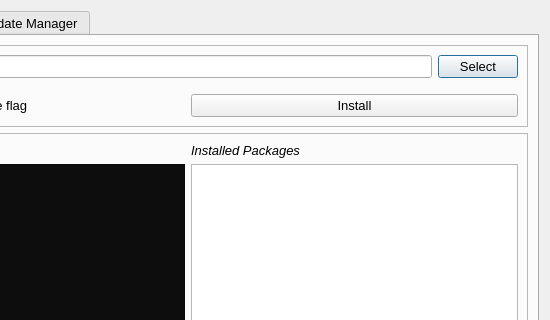
Qt form snapcraft-qt/install_local_snap_dialog.ui (snapcraft-gui/snapcraft-gui) before a commit; both pictures show x 174 to 724 and y 0 to 320 of the 724 by 498 pixel window.
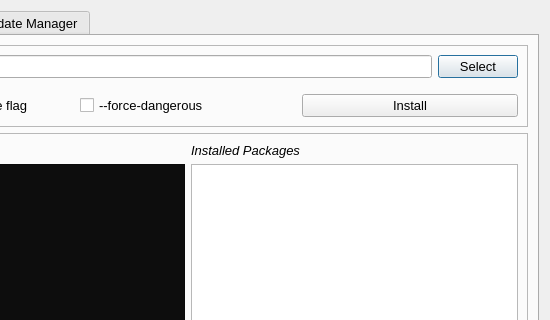
The same form after that commit. Icons and pictures are not drawn.

Commit message: --force-dangerous , an option of install command implimented to allow install local unsigned snaps

```diff
--- a/snapcraft-qt/install_local_snap_dialog.ui
+++ b/snapcraft-qt/install_local_snap_dialog.ui
@@ -77,6 +77,13 @@
               </property>
              </widget>
             </item>
+            <item>
+             <widget class="QCheckBox" name="force_dangerous">
+              <property name="text">
+               <string>--force-dangerous</string>
+              </property>
+             </widget>
+            </item>
             <item>
              <widget class="QPushButton" name="install_button">
               <property name="text">
```
The commit also changes 2 other files.
